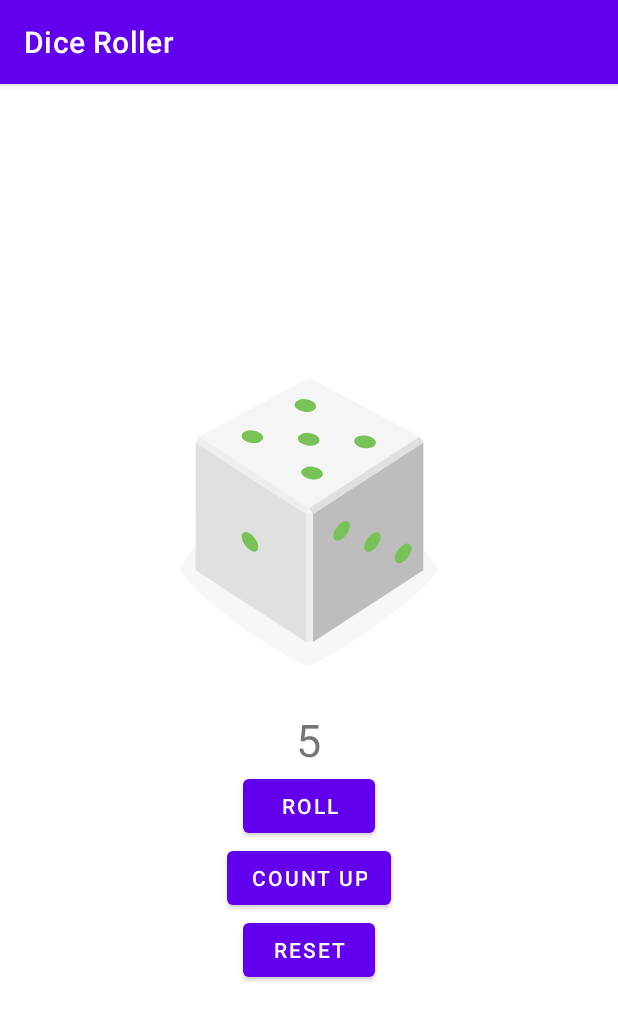
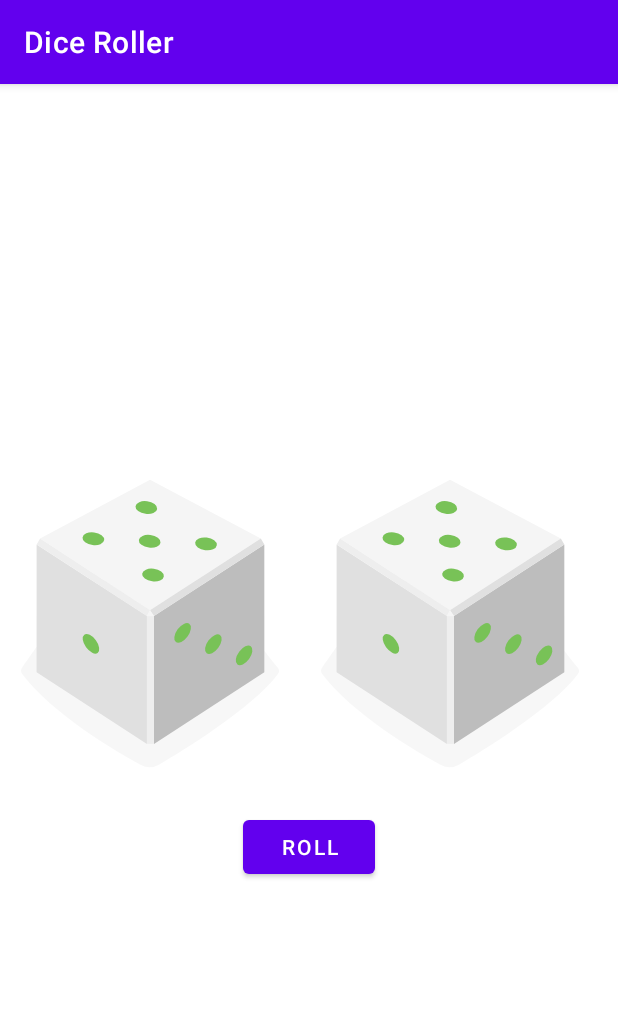
Before and after one commit to Int3ll3kt/Dice_Roller, an Android app: the screen it shows after launch (MainActivity), after a tap on "ROLL", on a phone screen of 412 x 824 dp. Shown: the top 1021 px of the screen. Run offline under Robolectric (Android 15) with nearby library versions, the phone set to English and light mode, and no system bars.

Commit message:
Android Kotlin Fundamentals 1.3 Image Resource and Compatibility Challenge: Modify the DiceRoller app to have two dice. When the user taps the Roll button, each dice should have a value independent of the other.
Challenge Status: Completed

```diff
--- a/app/src/main/java/com/example/diceroller/MainActivity.kt
+++ b/app/src/main/java/com/example/diceroller/MainActivity.kt
@@ -4,47 +4,40 @@ import androidx.appcompat.app.AppCompatActivity
 import android.os.Bundle
 import android.widget.Button
 import android.widget.ImageView
-import android.widget.TextView
-//import android.widget.Toast
+
+
 
 class MainActivity : AppCompatActivity() {
 
     private lateinit var diceImage: ImageView
+    private lateinit var diceImage2: ImageView
+
     override fun onCreate(savedInstanceState: Bundle?) {
         super.onCreate(savedInstanceState)
         setContentView(R.layout.activity_main)
+
         //Initialize diceImage by attaching it to a view
+        diceImage = findViewById(R.id.dice_image)
+        diceImage2 = findViewById(R.id.dice_image_2)
 
-        diceImage = findViewById(R.id.dice_image)
-
-        // Get the Button view from the layout and assign a click listener to each
+        // Get the Button view from the layout and assign a click listener action
         val rollButton: Button = findViewById(R.id.roll_button)
         rollButton.setOnClickListener { rollDice() }
 
-
-        val countUpButton: Button = findViewById(R.id.count_up_button)
-        countUpButton.setOnClickListener { increment() }
-
-        //Get the Button view from the layout and set an onClick listener action
-        val resetButton: Button = findViewById(R.id.reset_button)
-        resetButton.setOnClickListener{reset()}
     }
 
-    //Click listener action for Reset Button
-    private fun reset() {
-
-        val resultText = findViewById<TextView>((R.id.result_test))
-        resultText.text = "0"
-    }
 
     //Click listener action for Roll Button
     private fun rollDice(){
+        diceImage.setImageResource(getRandomDiceImage())
+        diceImage2.setImageResource(getRandomDiceImage())
+    }
+
+    private fun getRandomDiceImage(): Int{
 
         //Randomly generate a number for each dice roll
-        val randomInt: Int = (1..6).random()
-
-        //Update variable drawableResource with a dice icon equivalent to number generated
-        val drawableResource = when (randomInt){
+        //Return diceImage int equivalent to randomInt
+        return when ((1..6).random()){
             1 -> R.drawable.dice_1
             2 -> R.drawable.dice_2
             3 -> R.drawable.dice_3
@@ -53,30 +46,5 @@ class MainActivity : AppCompatActivity() {
             6 -> R.drawable.dice_6
             else -> R.drawable.ic_vr_avatar
         }
-        //Update ImageView with a dice icon equivalent to the random Integer generated.
-        diceImage.setImageResource(drawableResource)
-        val resultText: TextView = findViewById(R.id.result_test)
-        resultText.text = randomInt.toString()
-
-    }
-    //Click listener action for Count Up Button
-    private fun increment(){
-        val resultText: TextView = findViewById(R.id.result_test)
-
-        //Check if Result TextView is at default, if yes covert to 1
-        if (resultText.text.toString() == "Let's Start!"){
-            resultText.text = "1"
-        }
-
-        //Otherwise increment Result TextView value by 1 otherwise if value is 6, let it be
-        else {
-        var resultInt: Int = resultText.text.toString().toInt()
-            when (resultInt){
-                1, 2, 3, 4, 5 -> resultInt += 1
-                6 -> resultInt = resultInt
-            }
-            resultText.text = resultInt.toString()
-
-        }
     }
 }
--- a/app/src/main/res/layout/activity_main.xml
+++ b/app/src/main/res/layout/activity_main.xml
@@ -8,8 +8,13 @@
     android:orientation="vertical"
     android:layout_gravity="center_vertical"
     xmlns:app="http://schemas.android.com/apk/res-auto"
+    >
 
-    >
+    <LinearLayout
+        android:layout_width="wrap_content"
+        android:layout_height="wrap_content"
+        android:orientation="horizontal">
+
         <ImageView
             android:id="@+id/dice_image"
             android:layout_width="wrap_content"
@@ -19,13 +24,17 @@
             tools:src="@drawable/ic_vr_avatar"
             android:contentDescription="@string/dice_image_desc" />
 
-    <TextView
-        android:id="@+id/result_test"
+        <ImageView
+            android:id="@+id/dice_image_2"
             android:layout_width="wrap_content"
             android:layout_height="wrap_content"
-        android:text="@string/result_text_default"
-        android:textSize="30sp"
-        android:layout_gravity="center_horizontal"/>
+            android:layout_gravity="center_horizontal"
+            app:srcCompat="@drawable/empty_dice"
+            tools:src="@drawable/ic_vr_avatar"
+            android:contentDescription="@string/dice_image_desc" />
+    </LinearLayout>
+
+
 
     <Button
         android:id="@+id/roll_button"
@@ -34,23 +43,4 @@
         android:text="@string/roll_label"
         android:layout_gravity="center_horizontal"/>
 
-    <Button
-        android:id="@+id/count_up_button"
-        android:layout_width="wrap_content"
-        android:layout_height="wrap_content"
-        android:text="@string/count_up_label"
-        android:layout_gravity="center_horizontal"
-        />
-
-    <Button
-        android:id="@+id/reset_button"
-        android:layout_height="wrap_content"
-        android:layout_width="wrap_content"
-        android:text="@string/reset_label"
-        android:layout_gravity="center_horizontal"
-
-
-        />
-
-
 </LinearLayout>
```
Lines whose indentation alone changed are shown as unchanged.
